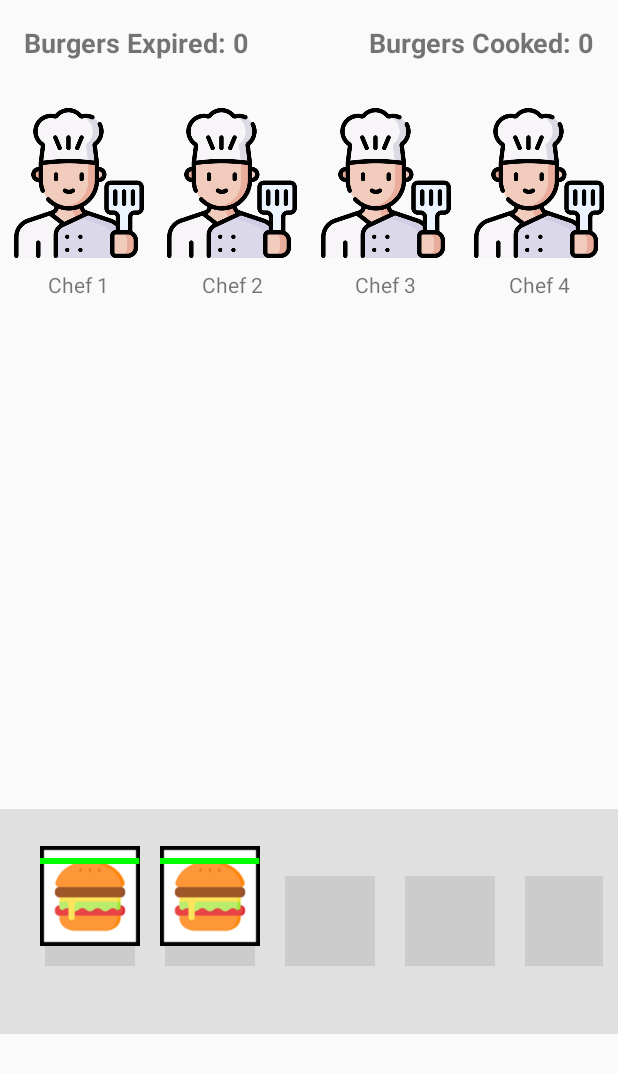
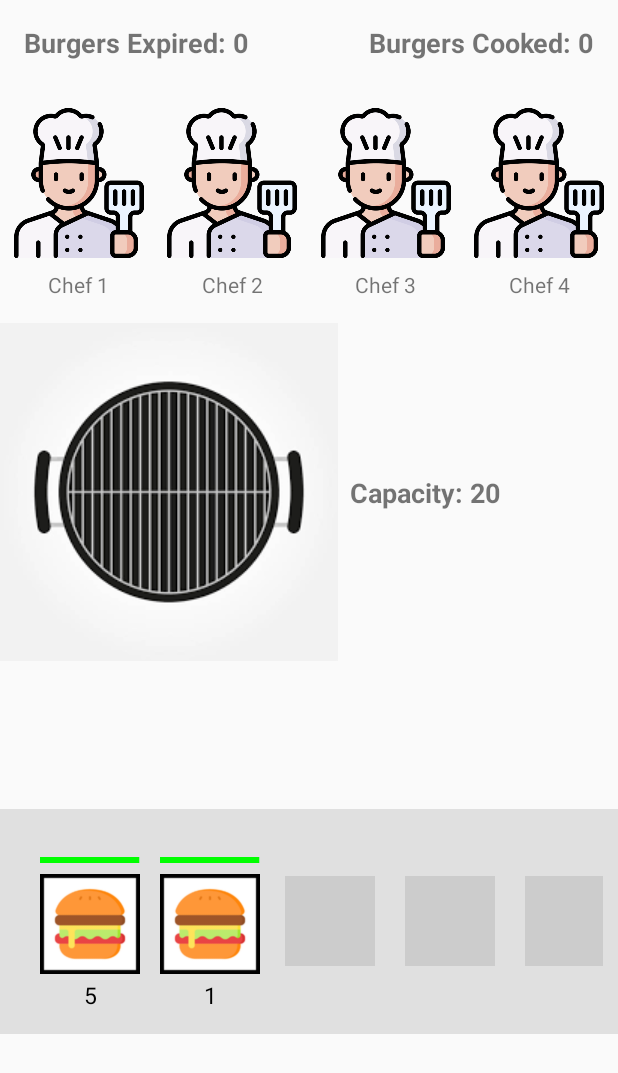
Before and after one commit to shengweikoh/cs205-ass4, an Android app built with Jetpack Compose: the screen it shows after launch (MainActivity), on a phone screen of 412 x 824 dp. Shown: the top 1073 px of the screen. Run offline under Robolectric (Android 15) with nearby library versions, the phone set to English and light mode, and no system bars.

Commit message:
grill stuff part 1

```diff
--- a/app/src/main/java/com/example/cs205_ass4/game/GameRenderer.kt
+++ b/app/src/main/java/com/example/cs205_ass4/game/GameRenderer.kt
@@ -31,6 +31,9 @@ class GameRenderer(private val activity: Activity, private val gameEngine: GameE
     private val gridPositions = mutableListOf<PointF>()
     private val maxGridSlots = 5
 
+    private var grillCount = 20
+    private lateinit var grillCapacityTextView: TextView
+
     // Selection manager for burger-chef interactions
     private val selectBurgerToChef = SelectionUtils.SelectionManager<Int>(
         // there's no onItemSelected callback as we don't need to do anything when a burger is selected
@@ -39,11 +42,22 @@ class GameRenderer(private val activity: Activity, private val gameEngine: GameE
 
             // TODO: To Change @ShengWei/LeeMin
             // Logic to assign burger to chef goes here
+            // Existing logic to get the view
+            val viewToRemove = burgerContainer.findViewWithTag<View>(burgerId)
+            if (viewToRemove != null) {
+                // Retrieve the burger's numeric value using its tag
+                val burgerValue = viewToRemove.getTag(R.id.burger_value) as? Int ?: 0
 
-            // For now, default behaviour, remove the burger view
-            val viewToRemove = burgerContainer.findViewWithTag<View>(burgerId)
-            burgerContainer.removeView(viewToRemove)
-            gameEngine.burgerManager.removeBurger(burgerId)
+                // Deduct the burger's value from the grill capacity
+                grillCount -= burgerValue
+
+                // Update the grill capacity UI
+                grillCapacityTextView.text = "Capacity: $grillCount"
+
+                // Remove the burger view and update the game engine
+                burgerContainer.removeView(viewToRemove)
+                gameEngine.burgerManager.removeBurger(burgerId)
+            }
         }
     )
 
@@ -63,6 +77,9 @@ class GameRenderer(private val activity: Activity, private val gameEngine: GameE
         chef3.elevation = ChefConstants.CHEF_ELEVATION
         chef4.elevation = ChefConstants.CHEF_ELEVATION
         chefImageList = listOf(chef1, chef2, chef3, chef4)
+
+        grillCapacityTextView = activity.findViewById(R.id.textViewGrillCapacity)
+        grillCapacityTextView.text = "Capacity: $grillCount"
 
         burgerContainer = activity.findViewById(R.id.burgerContainer)
         kitchenCounter = activity.findViewById(R.id.kitchenCounter)
@@ -166,27 +183,36 @@ class GameRenderer(private val activity: Activity, private val gameEngine: GameE
     private fun spawnBurgerView() {
         val burgerId = gameEngine.spawnBurger()
 
-        // Find free grid index
+        // Generate a random burger value between 1 and 5
+        val burgerValue = (1..5).random()
+
+        // Find free grid index (existing code)
         val gridIndex = findFirstEmptyGridIndex()
         val gridPosition: PointF = if (gridIndex == -1) {
             // Overflow: stack horizontally along the bottom
             val overflowIndex = burgerContainer.childCount - maxGridSlots
-            val overflowX = 20f + (overflowIndex * 160f)  // Spacing out each burger
-            val overflowY = burgerContainer.height - 150f - 20f  // Fixed bottom Y
+            val overflowX = 20f + (overflowIndex * 160f)
+            val overflowY = burgerContainer.height - 150f - 20f
             PointF(overflowX, overflowY)
         } else {
             gridPositions[gridIndex]
         }
 
+        // Increase the container height to provide space for the burger number.
         val burgerWrapper = RelativeLayout(activity).apply {
-            layoutParams = FrameLayout.LayoutParams(150, 150)
+            // Changed height from 150 to 180 to accommodate the burger number below the image.
+            layoutParams = FrameLayout.LayoutParams(150, 180)
             tag = burgerId
             if (gridIndex != -1) {
                 setTag(R.id.grid_index_tag, gridIndex)
             }
-            elevation = BurgerConstants.BURGER_ELEVATION // make sure it's above chefs
+            // Save the burger's numeric value for later interactions.
+            setTag(R.id.burger_value, burgerValue)
+            elevation = BurgerConstants.BURGER_ELEVATION
         }
 
+
+        // The burger image and decay bar remain unchanged.
         val burgerView = ImageView(activity).apply {
             setImageResource(R.drawable.burger_order)
             layoutParams = RelativeLayout.LayoutParams(100, 100).apply {
@@ -194,32 +220,63 @@ class GameRenderer(private val activity: Activity, private val gameEngine: GameE
             }
         }
 
+        // 1) Progress Bar at the Top
         val decayBar = ProgressBar(activity, null, android.R.attr.progressBarStyleHorizontal).apply {
+            id = View.generateViewId()          // unique ID
             max = 100
             progress = 100
             layoutParams = RelativeLayout.LayoutParams(100, 20).apply {
-                addRule(RelativeLayout.BELOW, burgerView.id)
+                // Pin it to the top, center it horizontally
+                addRule(RelativeLayout.ALIGN_PARENT_TOP)
                 addRule(RelativeLayout.CENTER_HORIZONTAL)
-                topMargin = 5
+                topMargin = 4
             }
         }
 
-        burgerWrapper.addView(burgerView)
+        // 2) Burger Image in the Middle
+        val burgerImage = ImageView(activity).apply {
+            id = View.generateViewId()
+            setImageResource(R.drawable.burger_order)
+            layoutParams = RelativeLayout.LayoutParams(100, 100).apply {
+                // Place it below the progress bar
+                addRule(RelativeLayout.BELOW, decayBar.id)
+                addRule(RelativeLayout.CENTER_HORIZONTAL)
+                topMargin = 4
+            }
+        }
+
+        // 3) Numeric Label BELOW the Burger Image
+        val burgerValueTextView = TextView(activity).apply {
+            id = View.generateViewId()
+            text = burgerValue.toString()
+            textSize = 15f
+            setTextColor(android.graphics.Color.BLACK)
+            layoutParams = RelativeLayout.LayoutParams(
+                RelativeLayout.LayoutParams.WRAP_CONTENT,
+                RelativeLayout.LayoutParams.WRAP_CONTENT
+            ).apply {
+                // Pin it BELOW the burger image
+                addRule(RelativeLayout.BELOW, burgerImage.id)
+                addRule(RelativeLayout.CENTER_HORIZONTAL)
+                topMargin = 6  // space between image & text
+            }
+        }
+
         burgerWrapper.addView(decayBar)
+        burgerWrapper.addView(burgerImage)
+        burgerWrapper.addView(burgerValueTextView)
 
         val burgerWidth = 150
         val burgerHeight = 150
-
         burgerWrapper.x = gridPosition.x - burgerWidth / 2
         burgerWrapper.y = gridPosition.y - burgerHeight / 2
 
-        // Register this burger with the selection manager
+        // Register this burger with the selection manager for interaction
         selectBurgerToChef.registerSelectableItem(burgerWrapper, burgerId)
-
         burgerContainer.addView(burgerWrapper)
-
         startDecayAnimation(decayBar, burgerId)
     }
+
 
     private fun findFirstEmptyGridIndex(): Int {
         val usedIndices = mutableSetOf<Int>()
--- a/app/src/main/res/layout/activity_main.xml
+++ b/app/src/main/res/layout/activity_main.xml
@@ -6,6 +6,30 @@
     android:layout_width="match_parent"
     android:layout_height="match_parent"
     tools:context=".MainActivity">
+
+    <ImageView
+        android:id="@+id/imageViewGrill"
+        android:layout_width="wrap_content"
+        android:layout_height="wrap_content"
+        android:src="@drawable/grill"
+        android:adjustViewBounds="true"
+        android:scaleType="fitCenter"
+        app:layout_constraintTop_toBottomOf="@id/textViewChef4"
+        app:layout_constraintStart_toStartOf="parent"
+        android:layout_marginTop="16dp" />
+
+    <TextView
+        android:id="@+id/textViewGrillCapacity"
+        android:layout_width="wrap_content"
+        android:layout_height="wrap_content"
+        android:text="Capacity: 20"
+        android:textSize="18sp"
+        android:textStyle="bold"
+        android:layout_marginStart="8dp"
+        app:layout_constraintStart_toEndOf="@id/imageViewGrill"
+        app:layout_constraintBottom_toBottomOf="@id/imageViewGrill"
+        app:layout_constraintTop_toTopOf="@id/imageViewGrill" />
+
 
     <!-- Cooked Burger Counter (top right) -->
     <TextView
--- a/app/src/main/res/values/ids.xml
+++ b/app/src/main/res/values/ids.xml
@@ -1,4 +1,5 @@
 <?xml version="1.0" encoding="utf-8"?>
 <resources>
     <item name="grid_index_tag" type="id"/>
+    <item name="burger_value" type="id"/>
 </resources>
```
Also changed, not shown: app/src/main/res/drawable/grill.png (added).
